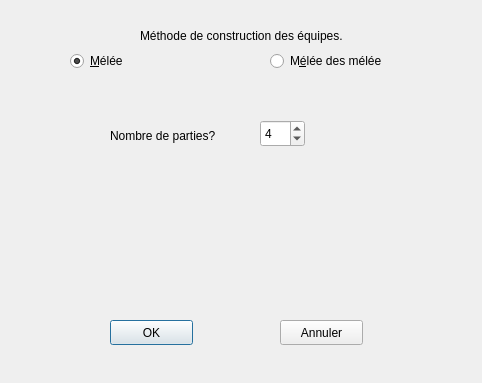
Above: windowteamconstruct.ui from LeVirus/Concour before the change. Below: the same form after it.
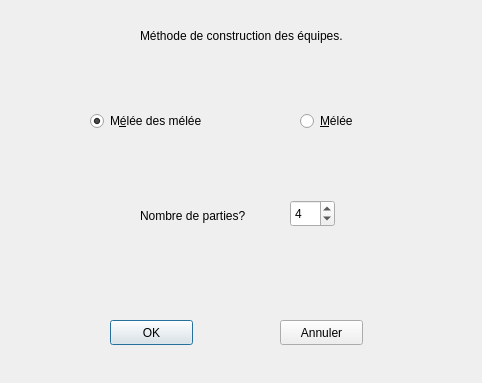
That is the form after the change.

Diff of the .ui file:
```diff
--- a/windowteamconstruct.ui
+++ b/windowteamconstruct.ui
@@ -42,8 +42,8 @@
   <widget class="QRadioButton" name="radioButton">
    <property name="geometry">
     <rect>
-     <x>70</x>
-     <y>50</y>
+     <x>300</x>
+     <y>110</y>
      <width>100</width>
      <height>22</height>
     </rect>
@@ -52,14 +52,14 @@
     <string>&amp;Mélée</string>
    </property>
    <property name="checked">
-    <bool>true</bool>
+    <bool>false</bool>
    </property>
   </widget>
   <widget class="QRadioButton" name="radioButton_3">
    <property name="geometry">
     <rect>
-     <x>270</x>
-     <y>50</y>
+     <x>90</x>
+     <y>110</y>
      <width>131</width>
      <height>22</height>
     </rect>
@@ -67,6 +67,9 @@
    <property name="text">
     <string>M&amp;élée des mélée</string>
    </property>
+   <property name="checked">
+    <bool>true</bool>
+   </property>
    <property name="autoRepeat">
     <bool>true</bool>
    </property>
@@ -87,8 +90,8 @@
   <widget class="QSpinBox" name="spinBox">
    <property name="geometry">
     <rect>
-     <x>260</x>
-     <y>120</y>
+     <x>290</x>
+     <y>200</y>
      <width>45</width>
      <height>27</height>
     </rect>
@@ -106,8 +109,8 @@
   <widget class="QLabel" name="label_2">
    <property name="geometry">
     <rect>
-     <x>110</x>
-     <y>120</y>
+     <x>140</x>
+     <y>200</y>
      <width>121</width>
      <height>31</height>
     </rect>
```
